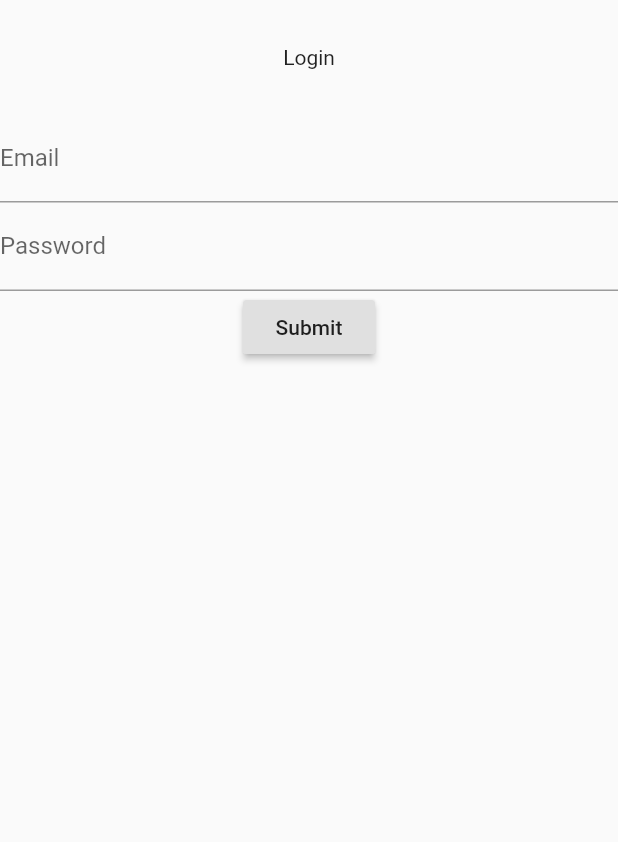
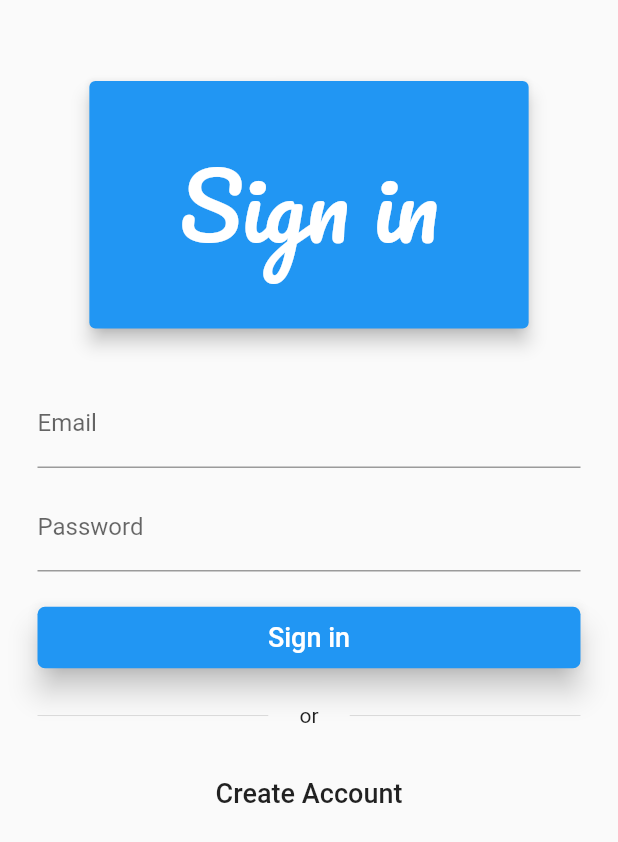
Before and after one commit to mazen96/chatout, a Flutter app: the screen it shows after launch, on a phone screen of 412 x 824 dp. Shown: the top 842 px of the screen. Run offline on Flutter 3.47's test engine with Material 2 defaults, Android fonts, the phone set to English and light mode, and no system bars; our stand-ins replace firebase_auth; accounts and stored records are empty.

Commit message:
Add architecture details and login flow implementation

```diff
--- /dev/null
+++ b/lib/core/view_models/base_model.dart
@@ -0,0 +1,12 @@
+import 'package:flutter/material.dart';
+
+class BaseModel extends ChangeNotifier {
+  bool _busy = false;
+
+  bool get busy => _busy;
+
+  void setBusy(bool value) {
+    _busy = value;
+    notifyListeners();
+  }
+}
--- /dev/null
+++ b/lib/core/view_models/views/login_view_model.dart
@@ -0,0 +1,22 @@
+import 'package:chatout/core/services/firebase_auth.dart';
+import 'package:chatout/core/view_models/base_model.dart';
+import 'package:flutter/material.dart';
+
+class LoginViewModel extends BaseModel {
+  FireAuth _auth;
+  LoginViewModel({@required FireAuth auth}) : _auth = auth;
+
+  Future<dynamic> login({String userEmail, String userPassword}) async {
+    var result;
+    setBusy(true);
+
+    try {
+      result = await _auth.signIn(uEmail: userEmail, uPassword: userPassword);
+    } catch (error) {
+      result = error;
+    }
+
+    setBusy(false);
+    return result;
+  }
+}
--- /dev/null
+++ b/lib/ui/views/base_widget.dart
@@ -0,0 +1,37 @@
+import 'package:flutter/material.dart';
+import 'package:provider/provider.dart';
+
+class BaseWidget<T extends ChangeNotifier> extends StatefulWidget {
+  final Widget Function(BuildContext context, T value, Widget child) builder;
+  final T model;
+  final Widget child;
+
+  BaseWidget({Key key, this.model, this.builder, this.child}) : super(key: key);
+
+  @override
+  _BaseWidgetState<T> createState() => _BaseWidgetState<T>();
+}
+
+class _BaseWidgetState<T extends ChangeNotifier> extends State<BaseWidget<T>> {
+  // V.I.I.I::  We want to store the instance of the model in the state
+  // that .way it stays constant through rebuilds
+  T model;
+
+  @override
+  void initState() {
+    //  init model internally at the state to preserve it through rebuilds.
+    model = widget.model;
+    super.initState();
+  }
+
+  @override
+  Widget build(BuildContext context) {
+    return ChangeNotifierProvider<T>.value(
+      value: model,
+      child: Consumer<T>(
+        builder: widget.builder,
+        child: widget.child,
+      ),
+    );
+  }
+}
--- a/lib/ui/views/login_view.dart
+++ b/lib/ui/views/login_view.dart
@@ -1,4 +1,8 @@
+import 'package:chatout/core/view_models/views/login_view_model.dart';
+import 'package:chatout/ui/views/base_widget.dart';
+import 'package:chatout/ui/widgets/login_form.dart';
 import 'package:flutter/material.dart';
+import 'package:provider/provider.dart';
 
 class LoginView extends StatefulWidget {
   @override
@@ -7,59 +11,86 @@ class LoginView extends StatefulWidget {
 
 class _LoginViewState extends State<LoginView> {
   final _formKey = GlobalKey<FormState>();
+  var _loginSuccess = 'hiii';
+
   @override
   Widget build(BuildContext context) {
+    //print('baseWidget:::::::::::: built');
+//    return BaseWidget(
+//      // no need to explicitly specify type of provider as Dart
+//      // is intelligent enough for automatic type inference.
+//      model: LoginViewModel(auth: Provider.of(context)),
+//      builder: (context, model, _) =>
     return Scaffold(
-      body: Column(
-        children: <Widget>[
-          SizedBox(height: 30.0),
-          Text('Login'),
-          SizedBox(height: 30.0),
-          Form(
-            key: _formKey,
+      body: SafeArea(
+        child: SingleChildScrollView(
+          child: Container(
+            padding: EdgeInsets.symmetric(horizontal: 25.0, vertical: 50.0),
             child: Column(
+              mainAxisSize: MainAxisSize.max,
               children: <Widget>[
-                TextFormField(
-                  validator: (value) {
-                    if (value.isEmpty) {
-                      return 'Please enter some text';
-                    }
-                    return null;
-                  },
-                  decoration: InputDecoration(
-                    labelText: 'Email',
-                  ),
-                ),
-                TextFormField(
-                  obscureText: true,
-                  validator: (value) {
-                    if (value.isEmpty) {
-                      return 'Please enter some pass';
-                    }
-                    return null;
-                  },
-                  decoration: InputDecoration(
-                    labelText: 'Password',
-                  ),
-                ),
-                RaisedButton(
-                  onPressed: () {
-                    // Validate returns true if the form is valid, otherwise false.
-                    if (_formKey.currentState.validate()) {
-                      // If the form is valid, display a snackbar. In the real world,
-                      // you'd often call a server or save the information in a database.
-
-                      Scaffold.of(context).showSnackBar(
-                          SnackBar(content: Text('Processing Data')));
-                    }
-                  },
-                  child: Text('Submit'),
-                ),
+                buildLoginHeader(),
+                SizedBox(height: 30.0),
+                LoginForm(),
+                SizedBox(height: 20.0),
+                buildVerticalDivider(),
+                SizedBox(height: 20.0),
+                buildCreateAccountButton(),
               ],
             ),
           ),
-        ],
+        ),
+      ),
+    );
+    //);
+  }
+
+  Widget buildLoginHeader() {
+    return Card(
+      elevation: 5.0,
+      color: Theme.of(context).primaryColor,
+      child: Container(
+        padding: EdgeInsets.symmetric(horizontal: 60.0, vertical: 30.0),
+        child: Text(
+          'Sign in',
+          style: TextStyle(
+              fontSize: 60.0, fontFamily: 'Pacifico', color: Colors.white),
+        ),
       ),
     );
   }
+
+  ///////////////////////////////////////////////////////////////////////
+
+  Widget buildVerticalDivider() {
+    return Row(children: <Widget>[
+      Expanded(child: Divider()),
+      Text("      or      "),
+      Expanded(child: Divider()),
+    ]);
+  }
+
+  ////////////////////////////////////////////////////////////////////////
+
+  Widget buildCreateAccountButton() {
+    return Row(
+      children: <Widget>[
+        Expanded(
+          child: FlatButton(
+            //color: Theme.of(context).accentColor,
+            shape: RoundedRectangleBorder(
+                borderRadius: BorderRadius.circular(5.0)),
+            onPressed: () {},
+            child: Container(
+              padding: EdgeInsets.symmetric(vertical: 10.0),
+              child: Text(
+                'Create Account',
+                style: TextStyle(fontSize: 18.0),
+              ),
+            ),
+          ),
+        ),
+      ],
+    );
+  }
 }
--- /dev/null
+++ b/lib/ui/widgets/login_form.dart
@@ -0,0 +1,112 @@
+import 'package:chatout/core/view_models/views/login_view_model.dart';
+import 'package:chatout/ui/views/base_widget.dart';
+import 'package:flutter/material.dart';
+import 'package:provider/provider.dart';
+
+class LoginForm extends StatelessWidget {
+  ///////////////////////////////////////////////////////////////////////
+  final _formKey = GlobalKey<FormState>();
+  final TextEditingController _eController = TextEditingController();
+  final TextEditingController _pController = TextEditingController();
+  ///////////////////////////////////////////////////////////////////////
+
+  @override
+  Widget build(BuildContext context) {
+    print('&&&&&&&&&&&&&&&&&&&&&&& stateless rebuilt &&&&&&&&&&&&&&&&&&&');
+    return BaseWidget(
+      model: LoginViewModel(auth: Provider.of(context)),
+      builder: (context, model, _) => Form(
+        key: _formKey,
+        child: Column(
+          children: <Widget>[
+            buildEmailTextField(),
+            SizedBox(height: 10.0),
+            buildPasswordTextField(),
+            SizedBox(height: 20.0),
+            model.busy
+                ? CircularProgressIndicator()
+                : buildSignInButton(context, model)
+          ],
+        ),
+      ),
+    );
+  }
+
+  Widget buildEmailTextField() {
+    return TextFormField(
+      controller: _eController,
+      validator: (value) {
+        if (value.isEmpty) {
+          return 'Please enter your email.';
+        }
+        bool validEmail = RegExp(
+                r"^[a-zA-Z0-9.a-zA-Z0-9.!#$%&'*+-/=?^_`{|}~]+@[a-zA-Z0-9]+\.[a-zA-Z]+")
+            .hasMatch(value);
+        if (!validEmail) {
+          return 'Invalid email address.';
+        }
+        return null; // case :: Valid user input
+      },
+      decoration: InputDecoration(
+        labelText: 'Email',
+      ),
+    );
+  }
+
+  ///////////////////////////////////////////////////////////////////////
+  Widget buildPasswordTextField() {
+    return TextFormField(
+      controller: _pController,
+      obscureText: true,
+      validator: (value) {
+        if (value.isEmpty) {
+          return 'Please enter your password.';
+        }
+        return null; // case :: Valid user input
+      },
+      decoration: InputDecoration(
+        labelText: 'Password',
+      ),
+    );
+  }
+
+  ///////////////////////////////////////////////////////////////////////
+  Widget buildSignInButton(BuildContext context, dynamic model) {
+    return Row(
+      children: <Widget>[
+        Expanded(
+          child: RaisedButton(
+            elevation: 8.0,
+            color: Theme.of(context).accentColor,
+            shape: RoundedRectangleBorder(
+                borderRadius: BorderRadius.circular(5.0)),
+            onPressed: () async {
+              // Validate returns true if the form is valid, otherwise false.
+              if (_formKey.currentState.validate()) {
+                String userEmail = _eController.text;
+                String userPassword = _pController.text;
+                _eController.clear();
+                _pController.clear();
+                FocusScope.of(context).unfocus();
+                var result = await model.login(
+                    userEmail: userEmail, userPassword: userPassword);
+                if (result is! String) {
+                  print('%%%%%%%%%::   ${result.message}  ::%%%%%%%%%%');
+                }
+              }
+            },
+            child: Container(
+              padding: EdgeInsets.symmetric(vertical: 10.0),
+              child: Text(
+                'Sign in',
+                style: TextStyle(fontSize: 18.0, color: Colors.white),
+              ),
+            ),
+          ),
+        ),
+      ],
+    );
+  }
+  ////////////////////////////////////////////////////////////////////////
+
+}
```
